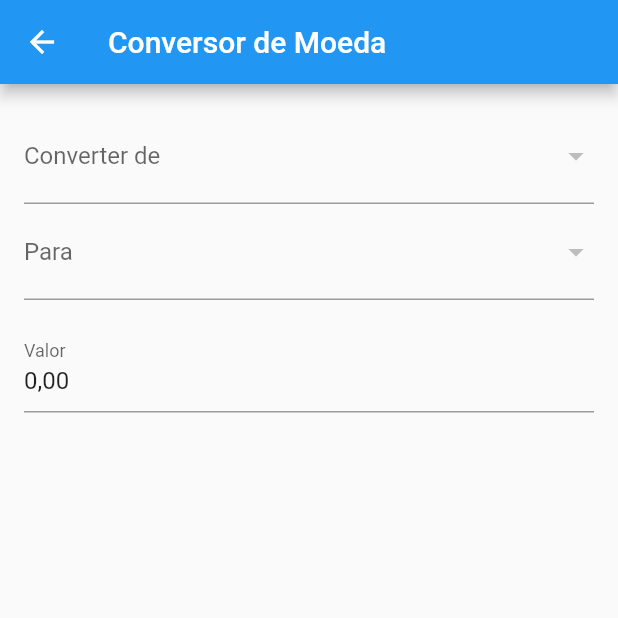
After one commit to abeeatriz/da_minha_conta, a Flutter app: the screen it shows after launch, after a tap on "Conversor de Moeda", on a phone screen of 412 x 824 dp, the top half of it. The commit adds this screen. Run offline on Flutter 3.47's test engine with Material 2 defaults, Android fonts, the phone set to English and light mode, and no system bars; our stand-ins replace extended_masked_text, image_picker, sqflite; accounts and stored records are empty; network calls fail.

```diff
--- a/lib/main.dart
+++ b/lib/main.dart
@@ -1,10 +1,11 @@
-import 'package:da_minha_conta/screens/listar_receitas.dart';
-import 'package:da_minha_conta/screens/nova_conta.dart';
-import 'package:da_minha_conta/screens/nova_despesa.dart';
-import 'package:da_minha_conta/screens/nova_despesa_cartao.dart';
-import 'package:da_minha_conta/screens/nova_receita.dart';
-import 'package:da_minha_conta/screens/novo_cartao.dart';
-import 'package:da_minha_conta/screens/listar_contas.dart';
+import 'package:da_minha_conta/screens/currency_converter/currency_converter_screen.dart';
+import 'package:da_minha_conta/screens/receitas/listar_receitas.dart';
+import 'package:da_minha_conta/screens/contas/nova_conta.dart';
+import 'package:da_minha_conta/screens/despesas/nova_despesa.dart';
+import 'package:da_minha_conta/screens/despesas/nova_despesa_cartao.dart';
+import 'package:da_minha_conta/screens/receitas/nova_receita.dart';
+import 'package:da_minha_conta/screens/cartoes/novo_cartao.dart';
+import 'package:da_minha_conta/screens/contas/listar_contas.dart';
 import 'package:flutter/material.dart';
 
 void main() {
@@ -12,7 +13,6 @@ void main() {
 }
 
 class DaMinhaContaApp extends StatelessWidget {
-
   const DaMinhaContaApp({Key? key}) : super(key: key);
 
   @override
@@ -28,7 +28,6 @@ class DaMinhaContaApp extends StatelessWidget {
 }
 
 class HomePage extends StatelessWidget {
-
   const HomePage({Key? key}) : super(key: key);
 
   @override
@@ -167,6 +166,24 @@ class HomePage extends StatelessWidget {
               ),
             ),
           ),
+          GestureDetector(
+            onTap: () {
+              Navigator.push(
+                context,
+                MaterialPageRoute(builder: (context) => CurrencyConverterScreen()),
+              );
+            },
+            child: Card(
+              child: Column(
+                mainAxisAlignment: MainAxisAlignment.center,
+                children: const [
+                  Icon(Icons.currency_exchange, size: 48.0),
+                  SizedBox(height: 8.0),
+                  Text('Conversor de Moeda', textAlign: TextAlign.center),
+                ],
+              ),
+            ),
+          ),
         ],
       ),
     );
--- /dev/null
+++ b/lib/screens/currency_converter/currency_converter_screen.dart
@@ -0,0 +1,179 @@
+import 'dart:convert';
+
+import 'package:da_minha_conta/services/ExchangeRate.dart';
+import 'package:extended_masked_text/extended_masked_text.dart';
+import 'package:flutter/material.dart';
+import 'package:http/http.dart' as http;
+
+class Currency {
+  final String code;
+  final String name;
+
+  Currency({required this.code, required this.name});
+}
+
+class CurrencyConverterScreen extends StatefulWidget {
+  @override
+  _CurrencyConverterScreenState createState() => _CurrencyConverterScreenState();
+}
+
+class _CurrencyConverterScreenState extends State<CurrencyConverterScreen> {
+  final _inputController = MoneyMaskedTextController(
+    leftSymbol: '',
+    decimalSeparator: ',',
+  );
+  double _convertedValue = 0.0;
+  Currency? _selectedCurrency1;
+  Currency? _selectedCurrency2;
+  List<Currency> _currencies = [];
+  ExchangeRate? _rate;
+
+  @override
+  void initState() {
+    super.initState();
+    fetchCurrencies();
+  }
+
+  Future<void> fetchCurrencies() async {
+    final response = await http.get(Uri.parse('https://economia.awesomeapi.com.br/json/available/uniq'));
+    if (response.statusCode == 200) {
+      Map<String, dynamic> data = jsonDecode(response.body);
+
+      List<Currency> currencies = [];
+
+      data.forEach((key, value) {
+        Currency currency = Currency(code: key, name: value);
+        currencies.add(currency);
+      });
+
+      currencies.sort((a, b) => a.name.compareTo(b.name));
+
+      setState(() {
+        _currencies = currencies;
+      });
+    } else {
+      showDialog(
+        context: context,
+        builder: (context) {
+          return AlertDialog(
+            title: const Text('Você está offline!'),
+            content: const Text('Para utilizar essa funcionalidade, conecte-se a internet!'),
+            actions: [
+              ElevatedButton(
+                onPressed: () {
+                  Navigator.popUntil(context, ModalRoute.withName('/'));
+                },
+                child: const Text('FECHAR'),
+              ),
+            ],
+          );
+        },
+      );
+    }
+  }
+
+  void convertCurrency() async {
+    if (_selectedCurrency1 == null || _selectedCurrency2 == null) {
+      return;
+    }
+
+    if (_selectedCurrency1 == _selectedCurrency2) {
+      showDialog(
+        context: context,
+        builder: (context) {
+          return AlertDialog(
+            title: const Text('Conversão inválida'),
+            content: const Text('As moedas selecionadas são idênticas.'),
+            actions: [
+              ElevatedButton(
+                onPressed: () {
+                  Navigator.pop(context);
+                },
+                child: const Text('OK'),
+              ),
+            ],
+          );
+        },
+      );
+      return;
+    }
+
+    if (_rate?.name != '${_selectedCurrency1?.name}${_selectedCurrency2?.name}') {
+      _rate = await CurrencyConverter.fetchExchangeRate(_selectedCurrency1!.code, _selectedCurrency2!.code);
+    }
+
+    // Perform currency conversion
+    final inputValue = _inputController.numberValue;
+    double convertedValue = _rate?.bid ?? 0 * inputValue;
+
+    setState(() {
+      _convertedValue = convertedValue;
+    });
+  }
+
+  @override
+  Widget build(BuildContext context) {
+    return Scaffold(
+      appBar: AppBar(
+        title: const Text('Conversor de Moeda'),
+      ),
+      body: Padding(
+        padding: const EdgeInsets.all(16.0),
+        child: Column(
+          children: [
+            DropdownButtonFormField<Currency>(
+              value: _selectedCurrency1,
+              onChanged: (newValue) {
+                convertCurrency();
+                setState(() {
+                  _selectedCurrency1 = newValue;
+                });
+              },
+              items: _currencies.map((currency) {
+                return DropdownMenuItem<Currency>(
+                  value: currency,
+                  child: Text(currency.name),
+                );
+              }).toList(),
+              decoration: const InputDecoration(
+                labelText: 'Converter de',
+              ),
+            ),
+            DropdownButtonFormField<Currency>(
+              value: _selectedCurrency2,
+              onChanged: (newValue) {
+                convertCurrency();
+                setState(() {
+                  _selectedCurrency2 = newValue;
+                });
+              },
+              items: _currencies.map((currency) {
+                return DropdownMenuItem<Currency>(
+                  value: currency,
+                  child: Text(currency.name),
+                );
+              }).toList(),
+              decoration: const InputDecoration(
+                labelText: 'Para',
+              ),
+            ),
+            const SizedBox(height: 16),
+            TextFormField(
+              controller: _inputController,
+              decoration: InputDecoration(
+                labelText: _selectedCurrency1?.code ?? 'Valor',
+              ),
+              keyboardType: TextInputType.number,
+              onChanged: (_) => convertCurrency(),
+            ),
+            const SizedBox(height: 16),
+            Text(
+              _selectedCurrency2 != null ? '${_selectedCurrency2?.code} ${_convertedValue.toStringAsFixed(2)}' : '',
+              style: const TextStyle(fontSize: 32),
+            ),
+          ],
+        ),
+      ),
+    );
+  }
+}
--- a/lib/screens/nova_despesa_cartao.dart
+++ b/lib/screens/despesas/nova_despesa_cartao.dart
@@ -98,7 +98,7 @@ class NovaDespesaCartaoState extends State<NovaDespesaCartao> {
               const SizedBox(height: 16.0),
               Row(
                 children: [
-                  Text('Data: ${DateFormat('dd/MM/yyyy').format(_data)}'),
+                  Text(DateFormat('dd/MM/yyyy').format(_data)),
                   const SizedBox(width: 8.0),
                   IconButton(
                     icon: const Icon(Icons.calendar_today),
--- a/lib/screens/listar_receitas.dart
+++ b/lib/screens/receitas/listar_receitas.dart
@@ -4,6 +4,7 @@ import 'package:da_minha_conta/dao/receita_dao.dart';
 import 'package:da_minha_conta/dao/transacao_dao.dart';
 import 'package:da_minha_conta/model/receita.dart';
 import 'package:flutter/material.dart';
+import 'package:intl/intl.dart';
 
 class ReceitasScreen extends StatefulWidget {
   const ReceitasScreen({Key? key}) : super(key: key);
@@ -70,7 +71,7 @@ class ReceitasScreenState extends State<ReceitasScreen> {
                 Receita receita = receitas[index];
                 return ListTile(
                   title: Text(receita.transacao.descricao),
-                  subtitle: Text('Data: ${receita.transacao.data.toString()}'),
+                  subtitle: Text(DateFormat('dd/MM/yyyy').format(receita.transacao.data)),
                   trailing: Text('R\$ ${receita.transacao.valor.toStringAsFixed(2)}'),
                   onTap: () {
                     // Navegar para a tela de edição da receita específica
--- /dev/null
+++ b/lib/services/ExchangeRate.dart
@@ -0,0 +1,27 @@
+import 'dart:convert';
+import 'package:http/http.dart' as http;
+
+class ExchangeRate {
+  final String name;
+  final double bid;
+
+  ExchangeRate({required this.name, required this.bid});
+}
+
+class CurrencyConverter {
+  static Future<ExchangeRate?> fetchExchangeRate(String? inputCurrency, String? outputCurrency) async {
+    if (inputCurrency == null || outputCurrency == null) {
+      return null;
+    }
+
+    final response = await http
+        .get(Uri.parse('https://api.invertexto.com/v1/currency/${inputCurrency}_$outputCurrency?token=3928|dAhqdJsqeM3xiRW3Wg5v0l250sU9Ai9d'));
+    if (response.statusCode == 200) {
+      final data = jsonDecode(response.body);
+      final price = data['${inputCurrency}_$outputCurrency']['price'];
+      return ExchangeRate(name: '$inputCurrency$outputCurrency', bid: price as double);
+    } else {
+      throw Exception('Failed to fetch exchange rate');
+    }
+  }
+}
--- a/pubspec.yaml
+++ b/pubspec.yaml
@@ -33,6 +33,8 @@ dependencies:
   image_picker: ^0.8.4+2
   sqflite: ^2.0.0+4
   intl: ^0.17.0
+  http: ^0.13.3
+  xml: ^5.3.0
 
   # The following adds the Cupertino Icons font to your application.
   # Use with the CupertinoIcons class for iOS style icons.
```
Also changed, not shown: lib/screens/cartoes/novo_cartao.dart (renamed from lib/screens/novo_cartao.dart), lib/screens/contas/listar_contas.dart (renamed from lib/screens/listar_contas.dart), lib/screens/contas/nova_conta.dart (renamed from lib/screens/nova_conta.dart), lib/screens/despesas/nova_despesa.dart (renamed from lib/screens/nova_despesa.dart), lib/screens/receitas/nova_receita.dart (renamed from lib/screens/nova_receita.dart).
